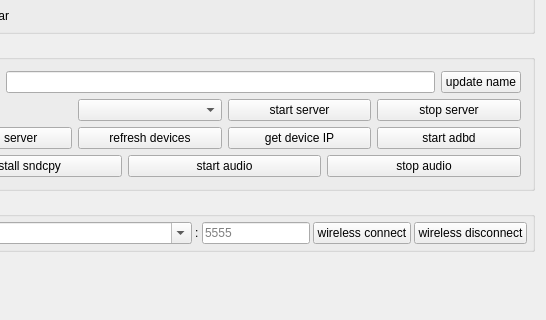
Before: the Qt Designer form QtScrcpy/ui/dialog.ui in barry-ran/QtScrcpy, drawn with Qt 5; both pictures show x 747 to 1293 and y 182 to 502 of the 1293 by 502 pixel window.
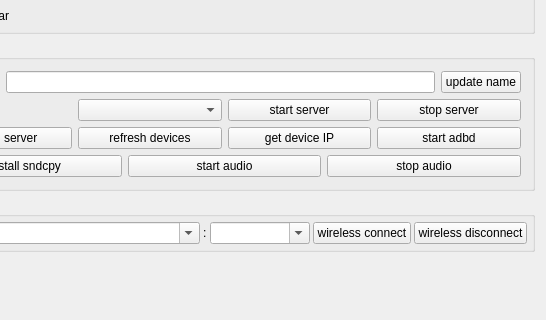
After: the same form once the commit is applied.

Commit message:
feat: add Port history record feature
- Implement Port history storage
- Ensure unique Port entries in history
- Remove empty ip history config

Log: Add the ability to save the history of previously connected ports
when using wireless connections.

```diff
--- a/QtScrcpy/ui/dialog.ui
+++ b/QtScrcpy/ui/dialog.ui
@@ -1094,22 +1094,25 @@
           </widget>
          </item>
          <item>
-          <widget class="QLineEdit" name="devicePortEdt">
+          <widget class="QComboBox" name="devicePortEdt">
            <property name="sizePolicy">
             <sizepolicy hsizetype="Maximum" vsizetype="Preferred">
              <horstretch>0</horstretch>
              <verstretch>0</verstretch>
             </sizepolicy>
            </property>
-           <property name="text">
+           <property name="minimumSize">
+            <size>
+             <width>100</width>
+             <height>0</height>
+            </size>
+           </property>
+           <property name="editable">
+            <bool>true</bool>
+           </property>
+           <property name="currentText">
             <string/>
            </property>
-           <property name="maxLength">
-            <number>6</number>
-           </property>
-           <property name="placeholderText">
-            <string notr="true">5555</string>
-           </property>
           </widget>
          </item>
          <item>
```
The commit also changes 4 other files.
